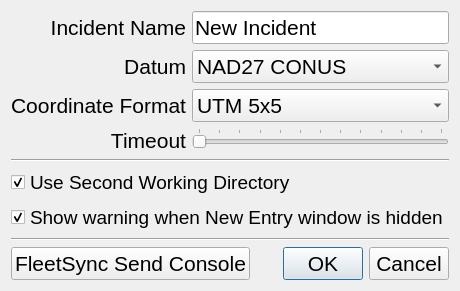
ncssar/radiolog, file designer/options.ui: the form before one commit.
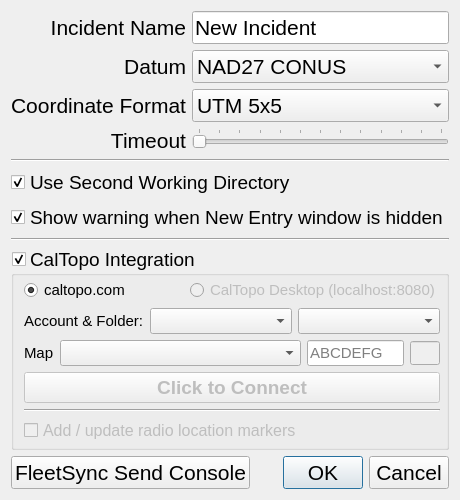
The form after the commit.

Commit message: interim WIP: bring GUI files from NEW-598 branch

```diff
--- a/designer/options.ui
+++ b/designer/options.ui
@@ -6,8 +6,8 @@
    <rect>
     <x>0</x>
     <y>0</y>
-    <width>653</width>
-    <height>340</height>
+    <width>455</width>
+    <height>516</height>
    </rect>
   </property>
   <property name="font">
@@ -265,6 +265,263 @@
      </item>
     </layout>
    </item>
+   <item>
+    <widget class="QGroupBox" name="caltopoGroupBox">
+     <property name="font">
+      <font>
+       <pointsize>14</pointsize>
+      </font>
+     </property>
+     <property name="title">
+      <string>CalTopo Integration</string>
+     </property>
+     <property name="checkable">
+      <bool>true</bool>
+     </property>
+     <layout class="QVBoxLayout" name="verticalLayout_3">
+      <property name="leftMargin">
+       <number>10</number>
+      </property>
+      <property name="topMargin">
+       <number>2</number>
+      </property>
+      <property name="rightMargin">
+       <number>6</number>
+      </property>
+      <property name="bottomMargin">
+       <number>4</number>
+      </property>
+      <item>
+       <layout class="QHBoxLayout" name="horizontalLayout_4">
+        <item>
+         <widget class="QRadioButton" name="radioButton">
+          <property name="font">
+           <font>
+            <pointsize>11</pointsize>
+           </font>
+          </property>
+          <property name="text">
+           <string>caltopo.com</string>
+          </property>
+          <property name="checked">
+           <bool>true</bool>
+          </property>
+          <attribute name="buttonGroup">
+           <string notr="true">buttonGroup</string>
+          </attribute>
+         </widget>
+        </item>
+        <item>
+         <widget class="QRadioButton" name="radioButton_2">
+          <property name="enabled">
+           <bool>false</bool>
+          </property>
+          <property name="font">
+           <font>
+            <pointsize>11</pointsize>
+           </font>
+          </property>
+          <property name="text">
+           <string>CalTopo Desktop (localhost:8080)</string>
+          </property>
+          <attribute name="buttonGroup">
+           <string notr="true">buttonGroup</string>
+          </attribute>
+         </widget>
+        </item>
+       </layout>
+      </item>
+      <item>
+       <layout class="QVBoxLayout" name="verticalLayout_4" stretch="0,0,0,0,0">
+        <item>
+         <layout class="QHBoxLayout" name="horizontalLayout_3">
+          <item>
+           <widget class="QLabel" name="caltopoAccountAndFolderLabel">
+            <property name="sizePolicy">
+             <sizepolicy hsizetype="Preferred" vsizetype="Preferred">
+              <horstretch>0</horstretch>
+              <verstretch>0</verstretch>
+             </sizepolicy>
+            </property>
+            <property name="font">
+             <font>
+              <pointsize>11</pointsize>
+             </font>
+            </property>
+            <property name="text">
+             <string>Account &amp; Folder:</string>
+            </property>
+           </widget>
+          </item>
+          <item>
+           <widget class="QComboBox" name="caltopoAccountComboBox">
+            <property name="sizePolicy">
+             <sizepolicy hsizetype="Expanding" vsizetype="Preferred">
+              <horstretch>0</horstretch>
+              <verstretch>0</verstretch>
+             </sizepolicy>
+            </property>
+            <property name="font">
+             <font>
+              <pointsize>11</pointsize>
+             </font>
+            </property>
+            <property name="currentText">
+             <string/>
+            </property>
+           </widget>
+          </item>
+          <item>
+           <widget class="QComboBox" name="caltopoFolderComboBox">
+            <property name="sizePolicy">
+             <sizepolicy hsizetype="Expanding" vsizetype="Preferred">
+              <horstretch>0</horstretch>
+              <verstretch>0</verstretch>
+             </sizepolicy>
+            </property>
+            <property name="font">
+             <font>
+              <pointsize>11</pointsize>
+             </font>
+            </property>
+           </widget>
+          </item>
+         </layout>
+        </item>
+        <item>
+         <layout class="QHBoxLayout" name="horizontalLayout_2" stretch="0,5,2,0">
+          <item>
+           <widget class="QLabel" name="caltopoMapLabel">
+            <property name="font">
+             <font>
+              <pointsize>11</pointsize>
+             </font>
+            </property>
+            <property name="text">
+             <string>Map</string>
+            </property>
+           </widget>
+          </item>
+          <item>
+           <widget class="QComboBox" name="caltopoMapNameComboBox">
+            <property name="sizePolicy">
+             <sizepolicy hsizetype="Expanding" vsizetype="Preferred">
+              <horstretch>0</horstretch>
+              <verstretch>0</verstretch>
+             </sizepolicy>
+            </property>
+            <property name="font">
+             <font>
+              <pointsize>11</pointsize>
+             </font>
+            </property>
+           </widget>
+          </item>
+          <item>
+           <widget class="QLineEdit" name="caltopoMapIDField">
+            <property name="sizePolicy">
+             <sizepolicy hsizetype="Preferred" vsizetype="Preferred">
+              <horstretch>0</horstretch>
+              <verstretch>0</verstretch>
+             </sizepolicy>
+            </property>
+            <property name="font">
+             <font>
+              <pointsize>11</pointsize>
+             </font>
+            </property>
+            <property name="placeholderText">
+             <string>ABCDEFG</string>
+            </property>
+           </widget>
+          </item>
+          <item>
+           <widget class="QLineEdit" name="caltopoLinkIndicator">
+            <property name="enabled">
+             <bool>false</bool>
+            </property>
+            <property name="sizePolicy">
+             <sizepolicy hsizetype="Fixed" vsizetype="Fixed">
+              <horstretch>0</horstretch>
+              <verstretch>0</verstretch>
+             </sizepolicy>
+            </property>
+            <property name="minimumSize">
+             <size>
+              <width>30</width>
+              <height>24</height>
+             </size>
+            </property>
+            <property name="maximumSize">
+             <size>
+              <width>30</width>
+              <height>24</height>
+             </size>
+            </property>
+            <property name="font">
+             <font>
+              <pointsize>10</pointsize>
+             </font>
+            </property>
+           </widget>
+          </item>
+         </layout>
+        </item>
+        <item>
+         <widget class="QPushButton" name="caltopoConnectButton">
+          <property name="enabled">
+           <bool>false</bool>
+          </property>
+          <property name="sizePolicy">
+           <sizepolicy hsizetype="Minimum" vsizetype="Preferred">
+            <horstretch>0</horstretch>
+            <verstretch>0</verstretch>
+           </sizepolicy>
+          </property>
+          <property name="font">
+           <font>
+            <pointsize>14</pointsize>
+            <weight>75</weight>
+            <bold>true</bold>
+           </font>
+          </property>
+          <property name="text">
+           <string>Click to Connect</string>
+          </property>
+         </widget>
+        </item>
+        <item>
+         <widget class="Line" name="line_3">
+          <property name="font">
+           <font>
+            <pointsize>12</pointsize>
+           </font>
+          </property>
+          <property name="orientation">
+           <enum>Qt::Horizontal</enum>
+          </property>
+         </widget>
+        </item>
+        <item>
+         <widget class="QCheckBox" name="caltopoRadioMarkersCheckBox">
+          <property name="enabled">
+           <bool>false</bool>
+          </property>
+          <property name="font">
+           <font>
+            <pointsize>12</pointsize>
+           </font>
+          </property>
+          <property name="text">
+           <string>Add / update radio location markers</string>
+          </property>
+         </widget>
+        </item>
+       </layout>
+      </item>
+     </layout>
+    </widget>
+   </item>
    <item>
     <layout class="QHBoxLayout" name="horizontalLayout">
      <item>
```
Left out of the diff: 174 changed lines with no effect on the pictures. The commit also changes 7 other files.
